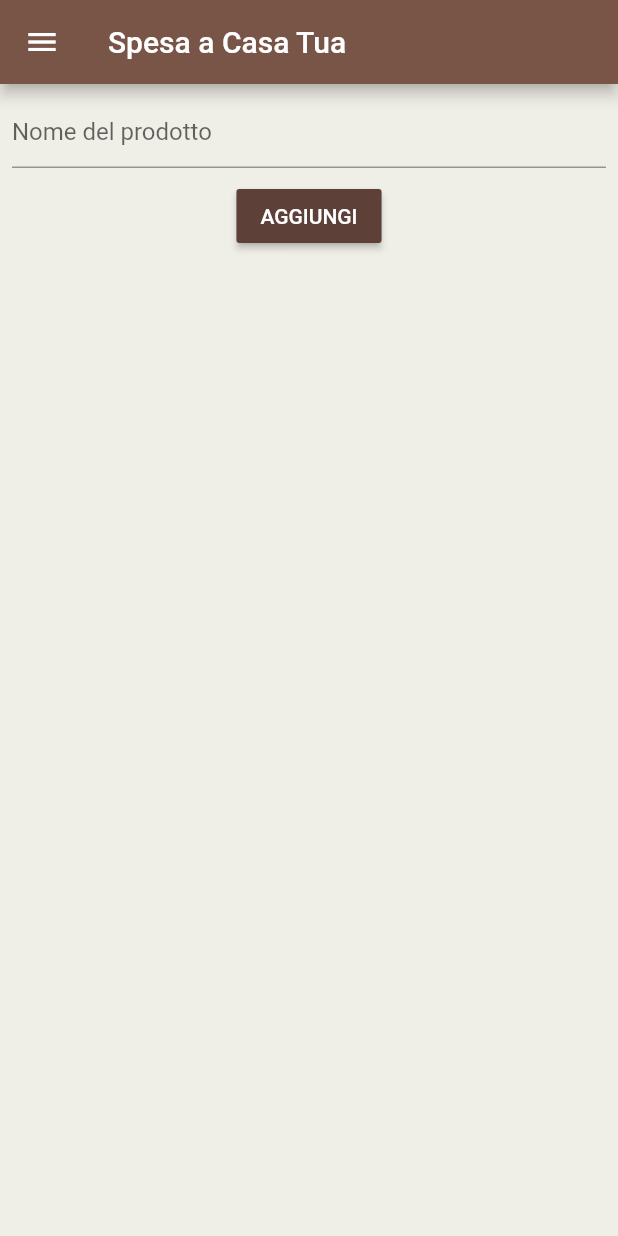
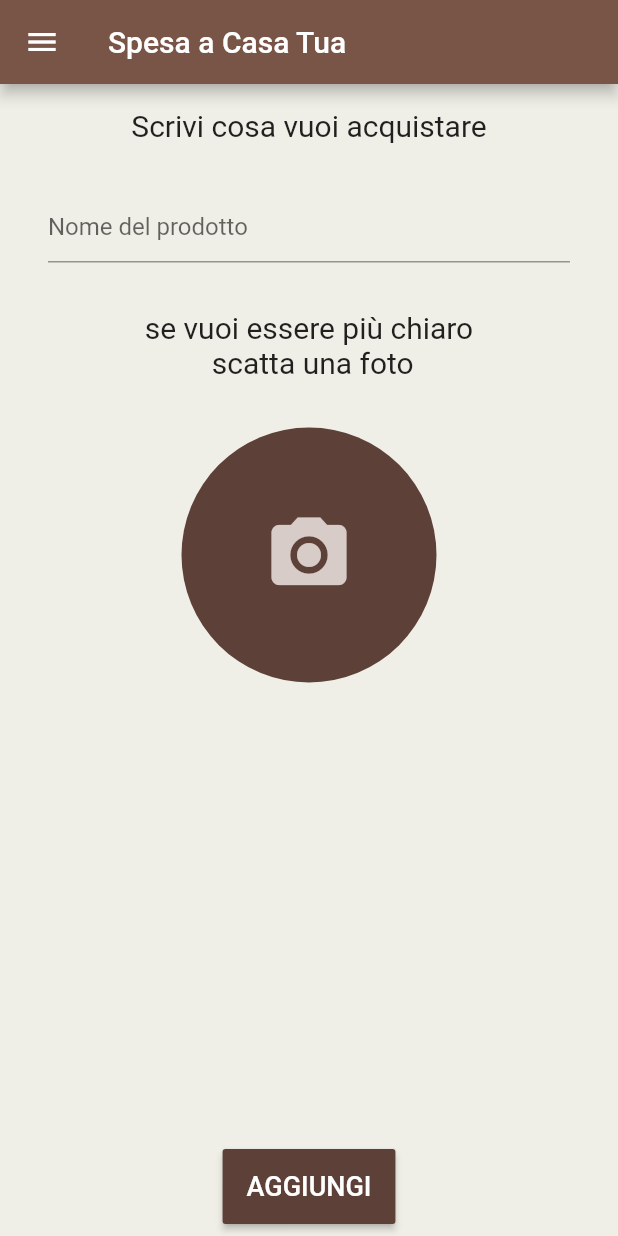
Before and after one commit to sc2-mkr/hack_at_home_mobile, a Flutter app: the AddNewBasketItem screen opened directly, on a phone screen of 412 x 824 dp. Run offline on Flutter 3.47's test engine with Material 2 defaults, Android fonts, the phone set to English and light mode, and no system bars; our stand-ins replace camera, fluttertoast.

Commit message:
Camera Update

```diff
--- a/lib/Pages/AddNewBasketItem.dart
+++ b/lib/Pages/AddNewBasketItem.dart
@@ -1,13 +1,17 @@
+import 'dart:io';
+
+import 'package:camera/camera.dart';
 import 'package:flutter/material.dart';
-import 'package:hackathome/Pages/BasketItemDetail.dart';
-import 'package:hackathome/Pages/NewOrder.dart';
 import 'package:hackathome/Utility/Basket.dart';
 import 'package:hackathome/Utility/BasketItem.dart';
 import 'package:hackathome/Utility/Drawer.dart';
 import 'package:hackathome/Utility/StatusBarCleaner.dart';
 import 'package:hackathome/Utility/Theme.dart';
+import 'package:path/path.dart';
+import 'package:path_provider/path_provider.dart';
 
 import '../main.dart';
+import 'Camera.dart';
 
 class AddNewBasketItem extends StatefulWidget {
 
@@ -17,6 +21,7 @@ class AddNewBasketItem extends StatefulWidget {
 
 class AddNewBasketItemState extends State<AddNewBasketItem> {
   String name = "";
+  String path;
 
   @override
   Widget build(BuildContext context) {
@@ -26,18 +31,27 @@ class AddNewBasketItemState extends State<AddNewBasketItem> {
           backgroundColor: SC2Theme.backgroundColor,
           appBar: AppBar(title: Text(MyApp().title),),
           drawer: getDrawer(),
-          body: getBody(),
+          body: getBody(context),
         )
     );
   }
 
-  getBody(){
-    return Column(
+  getBody(context) {
+    return Stack(
+      children: <Widget>[
+        SingleChildScrollView(
+          child: Column(
             children: <Widget>[
               Padding(
-          padding: const EdgeInsets.all(8.0),
+                padding: const EdgeInsets.all(16.0),
+                child: Text(
+                  "Scrivi cosa vuoi acquistare", style: TextStyle(fontSize: 20),),
+              ),
+              Padding(
+                padding: const EdgeInsets.symmetric(
+                    vertical: 16.0, horizontal: 32),
                 child: TextField(
-            onChanged: (text){
+                  onChanged: (text) {
                     name = text;
                   },
                   decoration: InputDecoration(
@@ -45,16 +59,72 @@ class AddNewBasketItemState extends State<AddNewBasketItem> {
                   ),
                 ),
               ),
-        RaisedButton(
-          textColor: Colors.white,
-          child: Text("AGGIUNGI"),
+              Padding(
+                padding: const EdgeInsets.all(16.0),
+                child: Text("se vuoi essere più chiaro \n scatta una foto",
+                    style: TextStyle(fontSize: 20,), textAlign: TextAlign.center),
+              ),
+              Padding(
+                padding: const EdgeInsets.all(16.0),
+                child: SizedBox(
+                  width: 170,
+                  height: 170,
+                  child: InkWell(
+                    onTap: () {
+                      _asyncCamera(context);
+                    },
+                    child: path != null ? CircleAvatar(
+                      backgroundImage: FileImage(File(path)),
+                    ) :
+                    CircleAvatar(
+                      backgroundColor: SC2Theme.mainColor,
+                      child: Icon(Icons.camera_alt, size: 60,),
+                    ),
+                  ),
+                ),
+              ),
+            ],
+          ),
+        ),
+        Align(
+          alignment: Alignment.bottomCenter,
+          child: Padding(
+            padding: const EdgeInsets.all(8.0),
+            child: SizedBox(
+              height: 50,
+              child: RaisedButton(
                 color: SC2Theme.mainColor,
-          onPressed: (){
-            Basket.entries.insert(0,BasketItem(name: name));
-            Navigator.pop(context,"OK");
+                child: Text("AGGIUNGI",
+                  style: TextStyle(color: Colors.white, fontSize: 18),),
+                onPressed: () {
+                  if (name != "") {
+                    Basket.addEntries(BasketItem(name: name, imagePath: path));
+                    Navigator.pop(context, "OK");
+                  }
                 },
-        )
+              ),
+            ),
+          ),
+        ),
       ],
     );
   }
+
+  _asyncCamera(context) async {
+    WidgetsFlutterBinding.ensureInitialized();
+
+    // Obtain a list of the available cameras on the device.
+    final cameras = await availableCameras();
+
+    // Get a specific camera from the list of available cameras.
+    final firstCamera = cameras.first;
+    Navigator.push(
+      context,
+      MaterialPageRoute(
+        builder: (context) => TakePictureScreen(camera: firstCamera,),
+      ),
+    ).then((value){setState(() {
+      path = value;
+    });});
   }
+}
--- a/lib/Utility/BasketItem.dart
+++ b/lib/Utility/BasketItem.dart
@@ -1,12 +1,26 @@
+import 'dart:io';
+
 import 'package:flutter/material.dart';
 
 class BasketItem {
-  final String name;
+  String name;
+  String imagePath;
 
-  BasketItem({Key key, this.name});
+  BasketItem({Key key, this.name, this.imagePath});
 
   getName(){
     return this.name;
   }
 
+  setName(String input){
+    name = input;
+  }
+
+  getImagePath(){
+    return imagePath;
+  }
+
+  setImagePath(String input){
+    imagePath = input;
+  }
 }
--- a/pubspec.yaml
+++ b/pubspec.yaml
@@ -13,7 +13,9 @@ dependencies:
   cupertino_icons: ^0.1.2
   http:
   fluttertoast:
-  flutter_swiper:
+  camera:
+  path_provider:
+  path:
 
 dev_dependencies:
   flutter_test:
```
Also changed, not shown: lib/Pages/BasketItemDetail.dart (+21 -1 lines), lib/Pages/Camera.dart (added, +120 -0 lines), lib/Pages/NewOrder.dart (+36 -20 lines), lib/Utility/Basket.dart (+36 -0 lines), lib/Utility/Colorized.dart (added, +24 -0 lines), 1 other file. Lines whose indentation alone changed are shown as unchanged.
